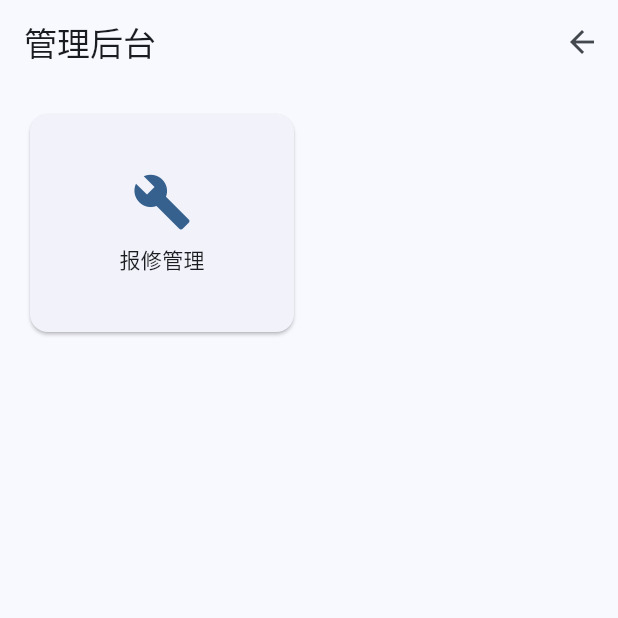
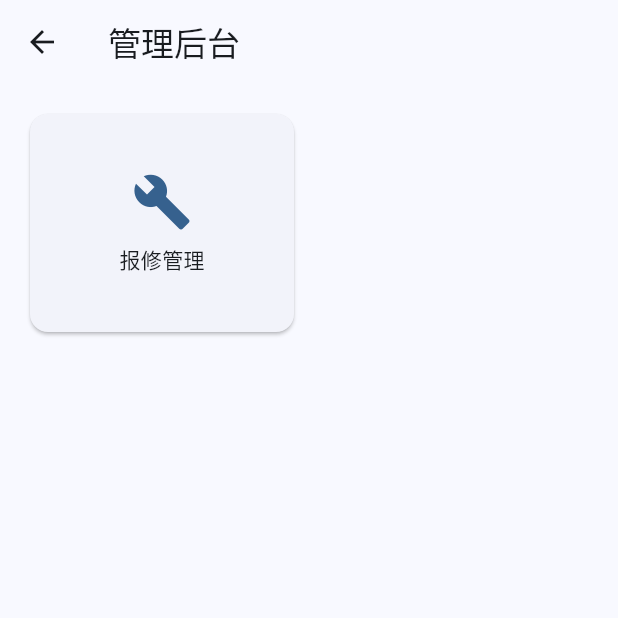
Before and after one commit to greenhandzdl/charging-station-client, a Flutter app: the AdminDashboardScreen screen opened directly, on a phone screen of 412 x 824 dp, the top half of it. Run offline on Flutter 3.47's test engine with Material 3 defaults, Android fonts, the phone set to English and light mode, and no system bars; our stand-ins replace fl_chart, shared_preferences; missing offline and left inert: mobile_scanner; accounts and stored records are empty.

Commit message:
fix: 管理后台返回键从右上角(actions)改为左上角(leading)

```diff
--- a/lib/screens/admin_screens/admin_dashboard_screen.dart
+++ b/lib/screens/admin_screens/admin_dashboard_screen.dart
@@ -21,16 +21,13 @@ class AdminDashboardScreen extends StatelessWidget {
     return Scaffold(
       appBar: AppBar(
         title: const Text('管理后台'),
-        automaticallyImplyLeading: false,
-        actions: [
-          IconButton(
+        leading: IconButton(
           icon: const Icon(Icons.arrow_back),
           tooltip: '返回',
           onPressed: () {
             Navigator.pop(context);
           },
         ),
-        ],
       ),
       body: GridView.count(
         padding: const EdgeInsets.all(16),
```
Lines whose indentation alone changed are shown as unchanged.
